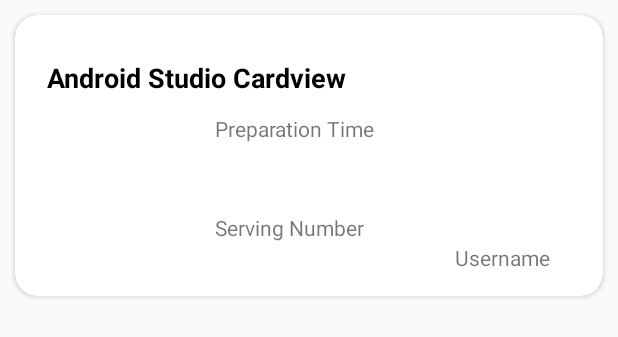
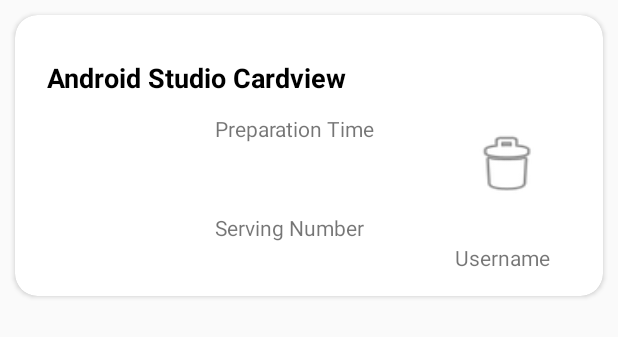
Before and after one commit to CSE343-NEFIZZO/project, an Android app: the layout recipe_list_layout.xml on its own in the app's theme, with its tools: preview values and no code run, on a phone screen of 412 x 824 dp. Shown: the top 337 px of the screen. Run offline under Robolectric (Android 15) with nearby library versions, the phone set to English and light mode, and no system bars.

Commit message:
Recipe detail added Remove added

```diff
--- a/app/src/main/java/com/example/nefizzo/Profile.java
+++ b/app/src/main/java/com/example/nefizzo/Profile.java
@@ -1,3 +1,4 @@
+
 package com.example.nefizzo;
 
 import androidx.annotation.NonNull;
--- a/app/src/main/res/layout/recipe_list_layout.xml
+++ b/app/src/main/res/layout/recipe_list_layout.xml
@@ -99,7 +99,18 @@
             app:layout_constraintStart_toEndOf="@+id/image_view_upload"
             app:layout_constraintTop_toBottomOf="@+id/cook_time" />
 
+        <ImageButton
+            android:id="@+id/delete_button"
+            android:layout_width="55dp"
+            android:layout_height="46dp"
+            android:layout_marginTop="71dp"
+            android:layout_marginEnd="31dp"
+            android:background="@android:drawable/ic_menu_delete"
+            app:layout_constraintEnd_toEndOf="parent"
+            app:layout_constraintTop_toTopOf="parent" />
 
     </androidx.constraintlayout.widget.ConstraintLayout>
 
+
+
 </androidx.cardview.widget.CardView >
```
Also changed, not shown: app/src/main/java/com/example/nefizzo/Recipe.java (+7 -1 lines), app/src/main/java/com/example/nefizzo/RecipeAdapter.java (+42 -2 lines), app/src/main/java/com/example/nefizzo/RecipeListActivity.java (+6 -1 lines).
